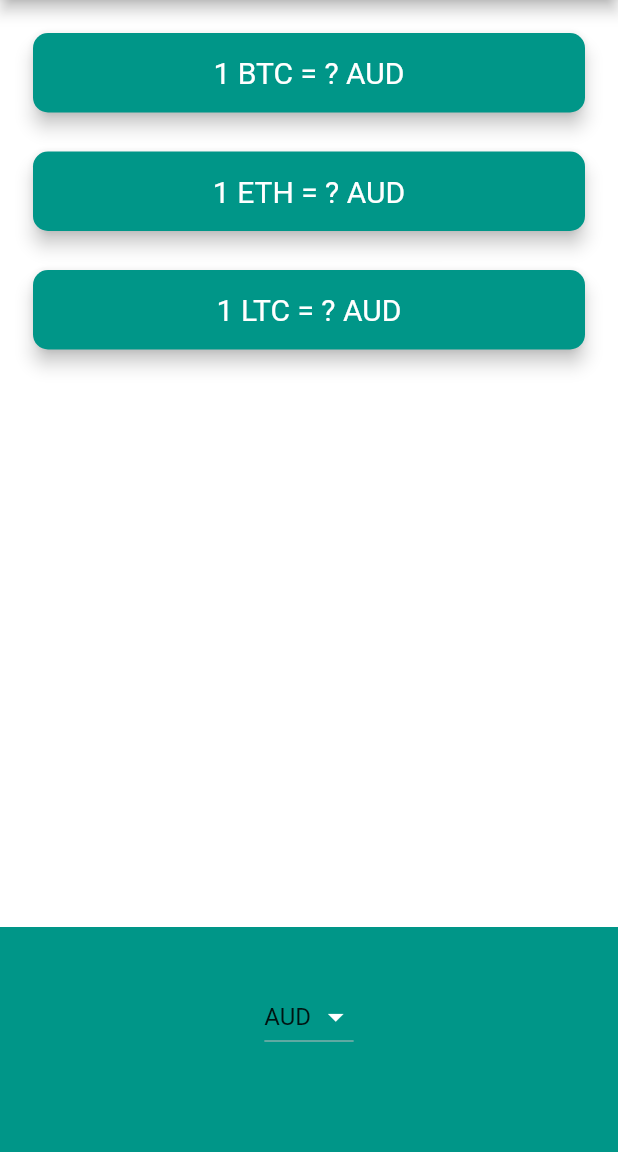
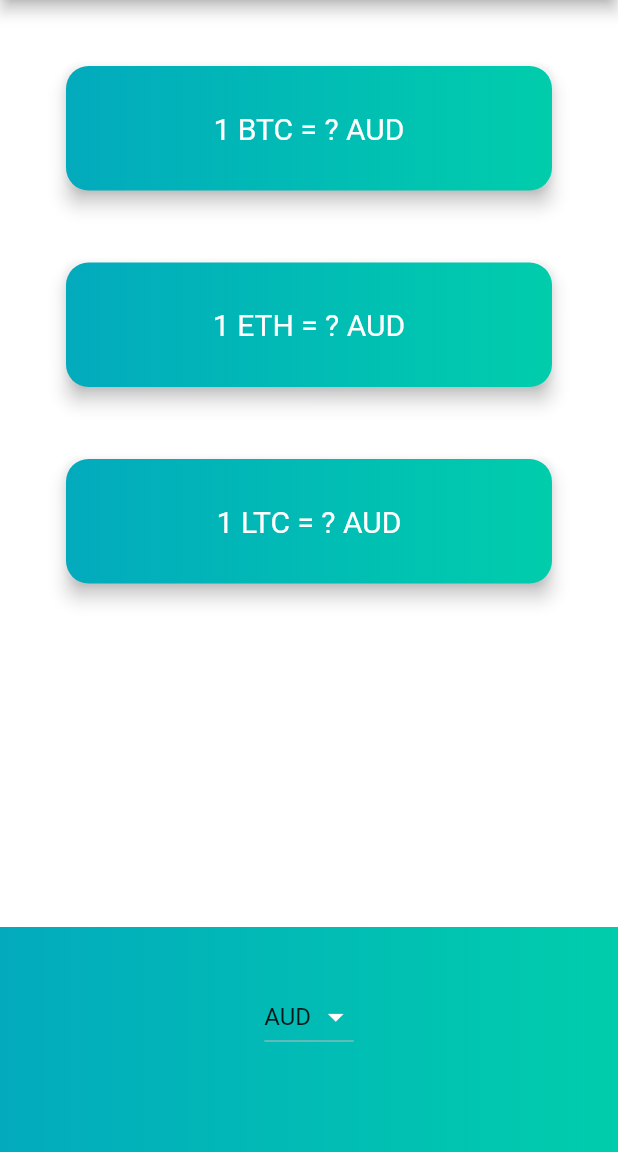
Before and after one commit to He5am/BitcoinTicker, a Flutter app: the screen it shows after launch, on a phone screen of 412 x 824 dp, the part 84-1236 px from its top. Run offline on Flutter 3.47's test engine with Material 2 defaults, Android fonts, the phone set to English and light mode, and no system bars; network calls fail.

Commit message:
Change Theme

```diff
--- a/lib/price_screen.dart
+++ b/lib/price_screen.dart
@@ -1,3 +1,5 @@
+// ignore_for_file: prefer_const_constructors
+
 import 'package:flutter/material.dart';
 import 'package:flutter/cupertino.dart';
 import 'coin_data.dart';
@@ -105,10 +107,14 @@ class _PriceScreenState extends State<PriceScreen> {
         children: <Widget>[
           makeCards(),
           Container(
+            decoration: BoxDecoration(
+                gradient: LinearGradient(
+                    begin: Alignment.centerRight,
+                    end: Alignment.centerLeft,
+                    colors: [Color(0xff00cdac), Color(0xff02aabd)])),
             height: 150.0,
             alignment: Alignment.center,
             padding: EdgeInsets.only(bottom: 30.0),
-            color: Colors.teal,
             child: Platform.isIOS ? iOSPicker() : androidDropdown(),
           ),
         ],
@@ -131,15 +137,22 @@ class CryptoCard extends StatelessWidget {
   @override
   Widget build(BuildContext context) {
     return Padding(
-      padding: EdgeInsets.fromLTRB(18.0, 18.0, 18.0, 0),
+      padding: EdgeInsets.fromLTRB(40.0, 40.0, 40.0, 0),
       child: Card(
-        color: Colors.teal,
+        color: Colors.transparent,
         elevation: 5.0,
         shape: RoundedRectangleBorder(
           borderRadius: BorderRadius.circular(10.0),
         ),
+        child: Container(
+          decoration: BoxDecoration(
+              borderRadius: BorderRadius.circular(15),
+              gradient: LinearGradient(
+                  begin: Alignment.centerRight,
+                  end: Alignment.centerLeft,
+                  colors: [Color(0xff00cdac), Color(0xff02aabd)])),
           child: Padding(
-          padding: EdgeInsets.symmetric(vertical: 15.0, horizontal: 28.0),
+            padding: EdgeInsets.symmetric(vertical: 30.0, horizontal: 40.0),
             child: Text(
               '1 $cryptoCurrency = $value $selectedCurrency',
               textAlign: TextAlign.center,
@@ -150,6 +163,7 @@ class CryptoCard extends StatelessWidget {
             ),
           ),
         ),
+      ),
     );
   }
 }
```
Also changed, not shown: lib/main.dart (+17 -2 lines). Lines whose indentation alone changed are shown as unchanged.
